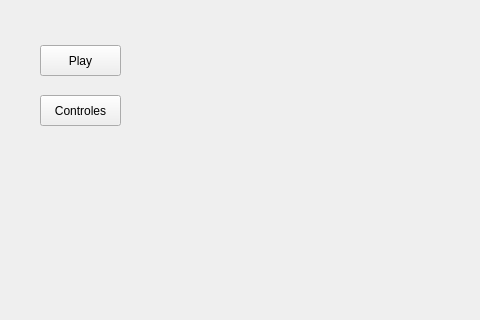
First picture: the form in MUK/mainwindow.ui, repository sebastiangh21/juego-info2, before the edit; both pictures show x 0 to 480 and y 82 to 402 of the 1000 by 500 pixel window.
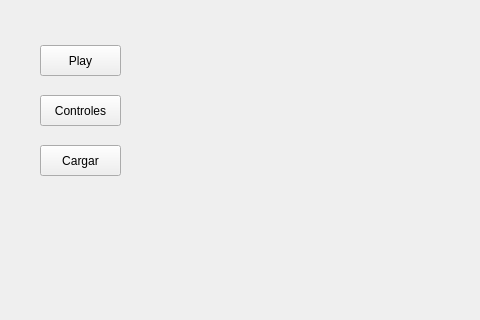
Second picture: the form after the edit.

Patch:
```diff
--- a/MUK/mainwindow.ui
+++ b/MUK/mainwindow.ui
@@ -40,6 +40,19 @@
      <string>Controles</string>
     </property>
    </widget>
+   <widget class="QPushButton" name="cargar">
+    <property name="geometry">
+     <rect>
+      <x>40</x>
+      <y>210</y>
+      <width>81</width>
+      <height>31</height>
+     </rect>
+    </property>
+    <property name="text">
+     <string>Cargar</string>
+    </property>
+   </widget>
   </widget>
   <widget class="QMenuBar" name="menuBar">
    <property name="geometry">
```
